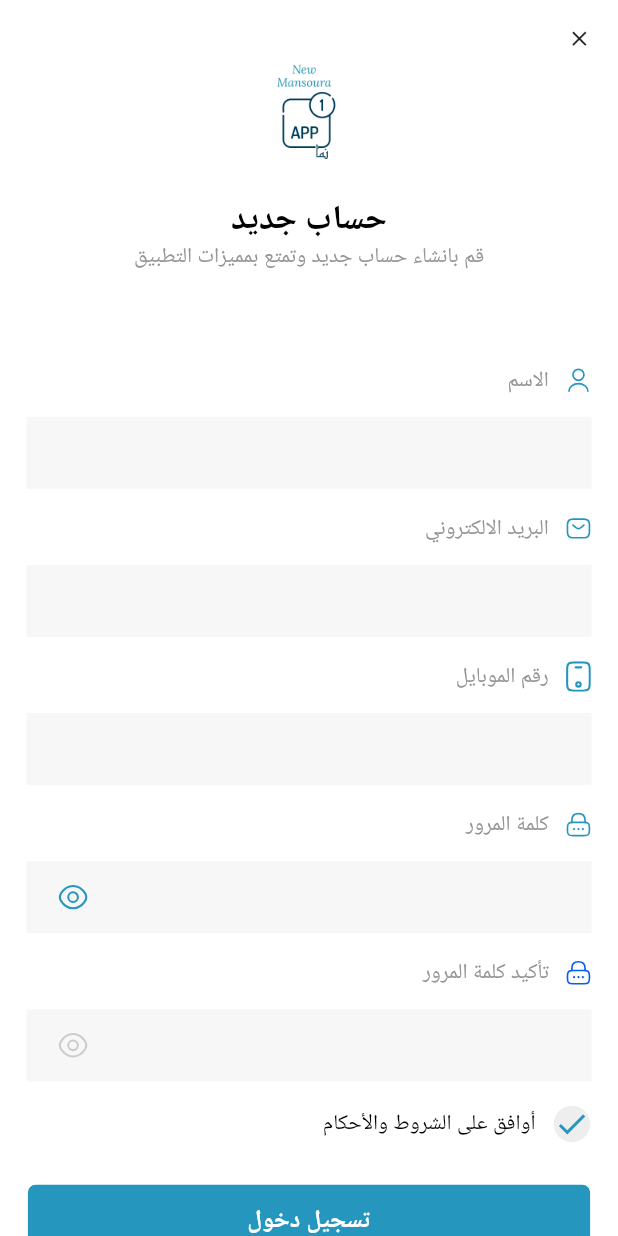
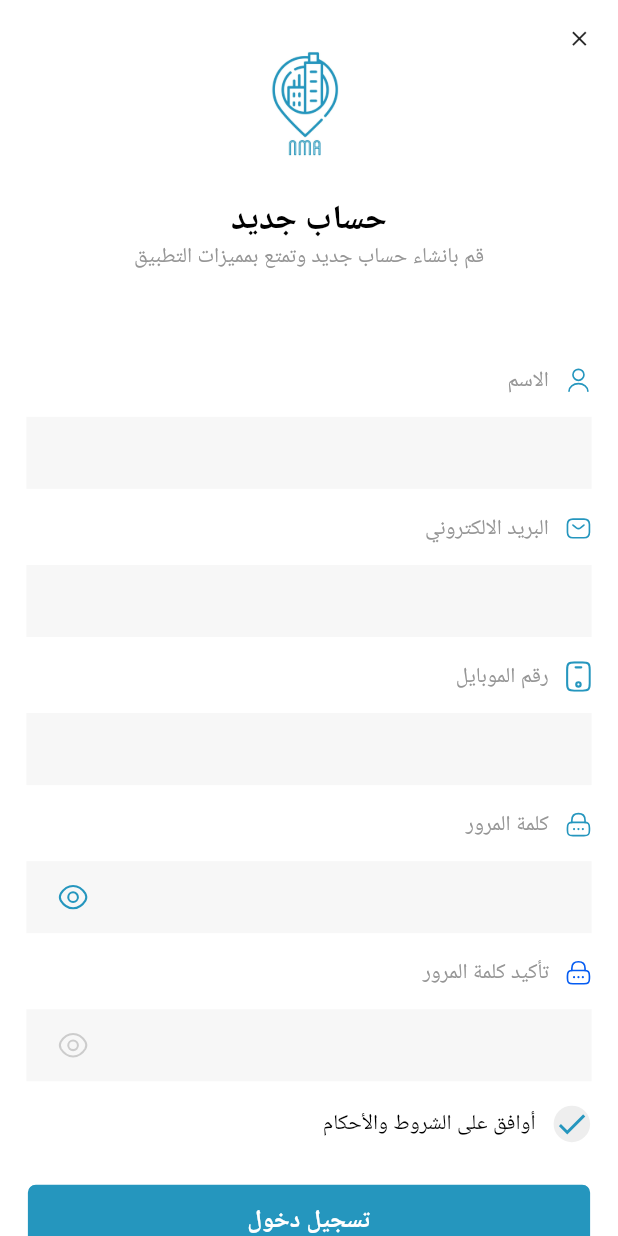
Before and after one commit to hanaahamdy/new_mansoura, a Flutter app: the LoginScreen screen opened directly, after a tap on "تسجيل دخول", after a tap on "حساب جديد", on a phone screen of 412 x 824 dp. Run offline on Flutter 3.47's test engine with Material 2 defaults, Android fonts, the phone set to English and light mode, and no system bars; our stand-ins replace awesome_dialog, bloc, cached_network_image, connectivity_plus, dartz, dio and 23 more; missing offline and left inert: avatar_view, maps_launcher, open_file_safe, the_apple_sign_in; accounts and stored records are empty; network calls fail; Roboto replaces fonts that are missing (LamaSans); project files that could hold a hidden picture were left out.

Commit message:
update register-login and logo

```diff
--- /dev/null
+++ b/lib/core/extentions/form_field.dart
@@ -0,0 +1,41 @@
+import 'package:flutter/material.dart';
+
+
+extension FormFieldExtension on Widget {
+  FormField<T> asFormField<T>({
+    required FormFieldValidator<T>? validator,
+    T? initialValue,
+    CrossAxisAlignment crossAxisAlignment = CrossAxisAlignment.start,
+    AutovalidateMode autovalidateMode = AutovalidateMode.onUserInteraction,
+    bool enabled = true,
+    FormFieldSetter<T>? onSaved,
+    FormFieldBuilder<T>? builder,
+  }) {
+    return FormField<T>(
+      validator: validator,
+      initialValue: initialValue,
+      autovalidateMode: autovalidateMode,
+      enabled: enabled,
+      onSaved: onSaved,
+      builder: (FormFieldState<T> state) {
+        return Column(
+          crossAxisAlignment: crossAxisAlignment,
+          children: [
+            this,
+            if (state.errorText != null)
+              Padding(
+                padding: const EdgeInsets.only(top: 8.0),
+                child: Text(
+                  state.errorText!,
+                  style: const TextStyle(
+                    color: Colors.red,
+                    fontSize: 12.0,
+                  ),
+                ),
+              ),
+          ],
+        );
+      },
+    );
+  }
+}
--- a/lib/features/user_managment/presentation/pages/login_view.dart
+++ b/lib/features/user_managment/presentation/pages/login_view.dart
@@ -1,5 +1,6 @@
 
 import 'package:dio/dio.dart';
+import 'package:new_mansoura/core/extentions/form_field.dart';
 import 'package:new_mansoura/core/utils/extensions.dart';
 import 'package:new_mansoura/features/user_managment/presentation/pages/register_view.dart';
 import 'package:flutter/cupertino.dart';
@@ -198,7 +199,11 @@ class _LoginScreenState extends State<LoginScreen> {
                           color: click
                               ? ColorManager.white
                               : ColorManager.primary),
-                    ).onTap(() {
+                    ).asFormField(validator: (val){
+                      if(click==false){
+                        return"برجاء الاختيار";
+                      };
+                    }).onTap(() {
                       setState(() {
                         click = !click;
                       });
@@ -213,8 +218,6 @@ class _LoginScreenState extends State<LoginScreen> {
                         _bloc.add(LoginEvent(
                             email: _userEmailController.text,
                             password: _userPasswordController.text));
-
-                        ///store phone and password
                         if (click == true) {
                           await locator<AppPreferences>().saveUser(
                               _userEmailController.text,
@@ -228,54 +231,6 @@ class _LoginScreenState extends State<LoginScreen> {
                         color: ColorManager.white,
                         fontWeight: FontWeight.bold)),
                 heightSpace(25.h),
-                // Platform.isAndroid ? Container(): _buildOrWidget(),
-                // heightSpace(25.h),
-                // Platform.isAndroid ? Container(): BlocListener<SocialBloc, SocilaState>(
-                //   bloc: _socialBloc,
-                //   listener: (_, state){
-                //     if(state is SocilaSuccess){
-                //       Get.back();
-                //       Get.offAll(ServicesPage());
-                //     }
-                //     else if(state is SocilaLoading){
-                //       showMyDialog(context);
-                //     }
-                //     else if(state is SocialFailure){
-                //       Get.back();
-                //       showFailureDialoge(context, state.error!.message!);
-                //     }
-                //   },
-                //   child: AppleSignInButton(
-                //     style: stp.ButtonStyle.black, // style as needed
-                //     type: ButtonType.signIn, // style as needed
-                //     onPressed: () async{
-                //       _socialBloc.add(SocialEvent(context: context, type: ""));
-                //     },
-                //   ),
-                // ),
-                // heightSpace(10.h),
-                // BlocListener<LocalAuthBloc, LocalAuthState>(
-                //     bloc: _localAuthBloc,
-                //     listener: (_, state) {
-                //       if (state is LocalAuthSuccess) {
-                //         Get.back();
-                //         Get.offAll(MainPage());
-                //       } else if (state is LocalAuthLoading) {
-                //         showMyDialog(context);
-                //       } else if (state is LocalAuthFailure) {
-                //         Get.back();
-                //         showFailureDialoge(context, state.error!.message);
-                //       }
-                //     },
-                //     child: Center(
-                //             child: font14Text('الدخول ببصمة الوجه',
-                //                 color: ColorManager.primary,
-                //                 textDecoration: TextDecoration.underline,
-                //                 textAlign: TextAlign.center,
-                //                 fontWeight: FontWeight.bold))
-                //         .onTap(() {
-                //       _localAuthBloc.add(LocalAuthEvent(context: context));
-                //     })),
                 heightSpace(10.h),
                 Row(
                   mainAxisAlignment: MainAxisAlignment.center,
@@ -288,7 +243,7 @@ class _LoginScreenState extends State<LoginScreen> {
                         color: ColorManager.grey, fontWeight: FontWeight.w700),
                   ],
                 ).onTap(() {
-                  Get.to(RegisterView());
+                  Get.to(const RegisterView());
                 })
               ],
             ),
@@ -297,75 +252,6 @@ class _LoginScreenState extends State<LoginScreen> {
       ),
     );
   }
-
-  // _buildSocialButtons() {
-  //   if (mounted) {
-  //     return Row(
-  //       children: [
-  //         Expanded(
-  //           flex: 1,
-  //           child: BlocListener<SocialBloc, SocilaState>(
-  //               bloc: _socialBloc,
-  //               listener: (_, state) {
-  //                 if (state is SocilaLoading) {
-  //                   showMyDialog(context);
-  //                 }
-  //                 if (state is SocilaSuccess) {
-  //                   Get.back();
-  //                   Get.offAll(const MainPage());
-  //                 } else if (state is SocialFailure) {
-  //                   Get.back();
-  //                   showFailureDialoge(context, state.error!.message!);
-  //                 }
-  //               },
-  //               child:
-  //                   _buildBoton('google', 'عن طريق جوجل', ImageAssets.google)),
-  //         ),
-  //         widthSpace(10.w),
-  //         Expanded(
-  //           flex: 1,
-  //           child: BlocListener<FaceBloc, FaceState>(
-  //               bloc: _faceBloc,
-  //               listener: (_, state) {
-  //                 if (state is FaceSuccess) {
-  //                   Get.back();
-  //                   Get.offAll(const MainPage());
-  //                 } else if (state is FaceLoading) {
-  //                   showMyDialog(context);
-  //                 } else if (state is FaceFailure) {
-  //                   Get.back();
-  //                   showFailureDialoge(context, state.error!.message!);
-  //                 }
-  //               },
-  //               child: _buildBoton(
-  //                   'facebook', 'عن طريق فيسبوك', ImageAssets.facebook)),
-  //         ),
-  //       ],
-  //     );
-  //   }
-  // }
-
-  // _buildBoton(type, text, image) {
-  //   return StyledButton(
-  //       function: () {
-  //         if (type == 'google') {
-  //           _socialBloc.add(SocialEvent(context: context, type: type));
-  //         } else if (type == 'facebook') {
-  //           _faceBloc.add(FaceEvent(context: context));
-  //         }
-  //       },
-  //       fillColor: ColorManager.lightGrey,
-  //       radius: true,
-  //       child: Row(
-  //         mainAxisAlignment: MainAxisAlignment.center,
-  //         children: [
-  //           font14Text(text, fontWeight: FontWeight.w500),
-  //           widthSpace(10.w),
-  //           SvgPicture.asset(image, height: 20.h, width: 16.w),
-  //         ],
-  //       ));
-  // }
-
   _buildOrWidget() {
     return Row(
       children: [
--- a/lib/features/user_managment/presentation/pages/register_view.dart
+++ b/lib/features/user_managment/presentation/pages/register_view.dart
@@ -1,5 +1,6 @@
 import 'dart:io';
 import 'package:dio/dio.dart';
+import 'package:new_mansoura/core/extentions/form_field.dart';
 import 'package:new_mansoura/core/utils/extensions.dart';
 import 'package:flutter/cupertino.dart';
 import 'package:flutter_bloc/flutter_bloc.dart';
@@ -252,7 +253,11 @@ class _RegisterViewState extends State<RegisterView> {
                     }),
                     widthSpace(10.w),
                     font14Text('أوافق على الشروط والأحكام',
-                        fontWeight: FontWeight.w500),
+                        fontWeight: FontWeight.w500).asFormField(validator: (val){
+                          if(agree==false){
+                            return "برجاء الاختيار";
+                          }
+                    }),
                   ],
                 ),
                 heightSpace(27.h),
--- a/pubspec.yaml
+++ b/pubspec.yaml
@@ -17,7 +17,7 @@ publish_to: 'none' # Remove this line if you wish to publish to pub.dev
 # https://developer.apple.com/library/archive/documentation/General/Reference/InfoPlistKeyReference/Articles/CoreFoundationKeys.html
 # In Windows, build-name is used as the major, minor, and patch parts
 # of the product and file versions while build-number is used as the build suffix.
-version: 2.1.0+5
+version: 2.1.0+8
 
 environment:
   sdk: '>=2.18.1 <3.0.0'
```
Also changed, not shown: assets/images/logo.jpg, 16 other files.
